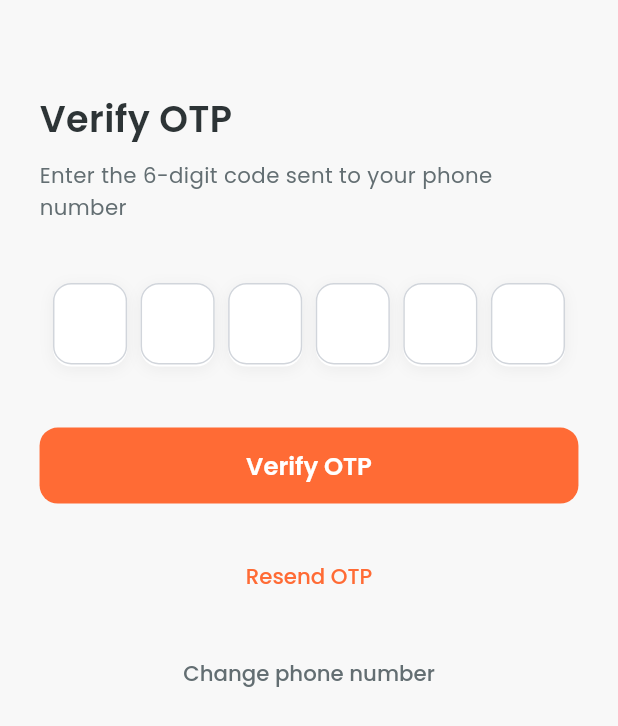
After one commit to Amit-Bajracharya/Mitho_deals, a Flutter app: the OtpVerificationPage screen opened directly, after a tap on "Resend OTP", on a phone screen of 412 x 824 dp. The commit adds this screen. Shown: the top 726 px of the screen. Run offline on Flutter 3.47's test engine with Material 3 defaults, Android fonts, the phone set to English and light mode, and no system bars; our stand-ins replace firebase_analytics, firebase_auth, firebase_core, flutter_bloc, flutter_screenutil, freezed_annotation and 3 more; accounts and stored records are empty.

Commit message:
feat: Implement phone authentication flow with OTP verification

```diff
--- a/lib/app/router.dart
+++ b/lib/app/router.dart
@@ -1,7 +1,9 @@
 import 'package:flutter/material.dart';
 import 'package:go_router/go_router.dart';
 import 'package:mitho_deals/core/constants/route_constants.dart';
+import 'package:mitho_deals/core/guards/auth_guard.dart';
 import 'package:mitho_deals/feature/auth/presentation/pages/login.dart';
+import 'package:mitho_deals/feature/auth/presentation/pages/phone_auth_pages.dart';
 import 'package:mitho_deals/feature/auth/presentation/pages/register_page.dart';
 import 'package:mitho_deals/feature/home/presentation/pages/home_page.dart';
 import 'package:mitho_deals/feature/introduction_screen/presentation/pages/introduction_page.dart';
@@ -31,7 +33,13 @@ class MyAppRouter {
       ),
       GoRoute(
         path: RouteConstants.home,
-        pageBuilder:(context, state) =>  MaterialPage(child: HomePage())
+        pageBuilder:(context, state) =>  MaterialPage(child: AuthGuard.protectRoute(context, HomePage()))
+      ),
+      GoRoute(path: RouteConstants.phone_auth,
+      pageBuilder: (context, state) => MaterialPage(child: PhoneAuthPage())
+      ),
+      GoRoute(path: RouteConstants.otp_verification,
+      //pageBuilder: (context, state) => MaterialPage(child: )
       )
     ],
   );
--- a/lib/core/constants/route_constants.dart
+++ b/lib/core/constants/route_constants.dart
@@ -3,4 +3,6 @@ class RouteConstants {
   static const String intro = '/introduction';
   static const String home = '/';
   static const String login = '/login';
+  static const String phone_auth = '/phone_auth';
+  static const String otp_verification = 'otp_verification';
 }
--- a/lib/feature/auth/presentation/pages/login.dart
+++ b/lib/feature/auth/presentation/pages/login.dart
@@ -104,7 +104,7 @@ class LoginPage extends StatelessWidget {
                 AuthHeaderWidget(
                   title: 'Mitho Deals',
                   subtitle: 'Find the best food deals in town',
-                  logoIcon: Icons.restaurant,
+
                 ),
 
                 SizedBox(height: 50.h),
--- /dev/null
+++ b/lib/feature/auth/presentation/pages/otp_verification_page.dart
@@ -0,0 +1,226 @@
+import 'package:flutter/material.dart';
+import 'package:flutter_bloc/flutter_bloc.dart';
+import 'package:flutter_screenutil/flutter_screenutil.dart';
+import 'package:mitho_deals/core/dependency_injection/service_locator.dart';
+import 'package:mitho_deals/feature/auth/presentation/bloc/auth_bloc.dart';
+import 'package:mitho_deals/feature/auth/presentation/bloc/auth_event.dart';
+import 'package:mitho_deals/feature/auth/presentation/bloc/auth_state.dart';
+import 'package:mitho_deals/feature/auth/presentation/widgets/otp_input_widget.dart';
+import 'package:mitho_deals/feature/auth/presentation/widgets/otp_title_widget.dart';
+import 'package:mitho_deals/feature/auth/presentation/widgets/otp_actions_widget.dart';
+
+class OtpVerificationPage extends StatefulWidget {
+  const OtpVerificationPage({super.key});
+
+  @override
+  State<OtpVerificationPage> createState() => _OtpVerificationPageState();
+}
+
+class _OtpVerificationPageState extends State<OtpVerificationPage> {
+  // 6 OTP controllers for 6 digits
+  final List<TextEditingController> _otpControllers = List.generate(
+    6,
+    (index) => TextEditingController(),
+  );
+
+  // Focus nodes for auto-advance
+  final List<FocusNode> _focusNodes = List.generate(
+    6,
+    (index) => FocusNode(),
+  );
+
+  bool _isLoading = false;
+  String? _verificationId;
+  String? _phoneNumber;
+
+  @override
+  void initState() {
+    super.initState();
+
+    // Get data from phone auth page
+    WidgetsBinding.instance.addPostFrameCallback((_) {
+      final args = ModalRoute.of(context)?.settings.arguments as Map<String, String>?;
+      if (args != null) {
+        setState(() {
+          _verificationId = args['verificationId'];
+          _phoneNumber = args['phoneNumber'];
+        });
+      }
+    });
+  }
+
+  @override
+  void dispose() {
+    // Clean up controllers and focus nodes
+    for (var controller in _otpControllers) {
+      controller.dispose();
+    }
+    for (var focusNode in _focusNodes) {
+      focusNode.dispose();
+    }
+    super.dispose();
+  }
+
+  @override
+  Widget build(BuildContext context) {
+    final authBloc = ServiceLocator.get<AuthBloc>();
+
+    return Scaffold(
+      backgroundColor: const Color(0xFFF8F8F8),
+      body: BlocProvider.value(
+        value: authBloc,
+        child: BlocListener<AuthBloc, AuthState>(
+          listener: (context, state) {
+            state.when(
+              initial: () {
+                setState(() => _isLoading = false);
+              },
+              loading: () {
+                setState(() => _isLoading = true);
+              },
+              authenticated: (user) {
+                setState(() => _isLoading = false);
+                // Navigate to home on success
+                Navigator.pushReplacementNamed(context, '/home');
+              },
+              unauthenticated: () {
+                setState(() => _isLoading = false);
+              },
+              error: (message) {
+                setState(() => _isLoading = false);
+                ScaffoldMessenger.of(context).showSnackBar(
+                  SnackBar(
+                    content: Text(message),
+                    backgroundColor: Colors.red,
+                  ),
+                );
+              },
+              phoneCodeSent: (verificationId, phoneNumber) {},
+              phoneVerificationLoading: () {
+                setState(() => _isLoading = true);
+              },
+            );
+          },
+          child: BlocBuilder<AuthBloc, AuthState>(
+            builder: (context, state) {
+              return _buildOtpForm();
+            },
+          ),
+        ),
+      ),
+    );
+  }
+
+  Widget _buildOtpForm() {
+    return SafeArea(
+      child: SingleChildScrollView(
+        padding: EdgeInsets.symmetric(horizontal: 24.w, vertical: 20.h),
+        child: Column(
+          crossAxisAlignment: CrossAxisAlignment.start,
+          children: [
+            SizedBox(height: 40.h),
+
+            // OTP Title Widget
+            OtpTitleWidget(
+              phoneNumber: _phoneNumber ?? 'your phone number',
+            ),
+
+            SizedBox(height: 40.h),
+
+            // OTP Input Fields
+            Row(
+              mainAxisAlignment: MainAxisAlignment.spaceEvenly,
+              children: List.generate(
+                6,
+                (index) => OtpInputWidget(
+                  controller: _otpControllers[index],
+                  focusNode: _focusNodes[index],
+                  isFirst: index == 0,
+                  isLast: index == 5,
+                  onChanged: (value) {
+                    _onOtpChanged(value, index);
+                  },
+                ),
+              ),
+            ),
+
+            SizedBox(height: 40.h),
+
+            // OTP Actions Widget
+            OtpActionsWidget(
+              isLoading: _isLoading,
+              onVerify: _verifyOTP,
+              onResend: _resendOTP,
+              onChangePhone: () {
+                Navigator.pushReplacementNamed(context, '/phone_auth');
+              },
+            ),
+          ],
+        ),
+      ),
+    );
+  }
+
+  void _onOtpChanged(String value, int index) {
+    // Auto-focus next field when digit entered
+    if (value.isNotEmpty && index < 5) {
+      _focusNodes[index].unfocus();
+      _focusNodes[index + 1].requestFocus();
+    }
+
+    // Auto-submit when all 6 digits are entered
+    if (value.isNotEmpty && index == 5) {
+      _verifyOTP();
+    }
+  }
+
+  void _verifyOTP() {
+    // Join all 6 digits
+    final otp = _otpControllers.map((controller) => controller.text).join();
+
+    if (otp.length == 6 && _verificationId != null) {
+      final authBloc = ServiceLocator.get<AuthBloc>();
+
+      authBloc.add(
+        AuthEvent.phoneCodeVerified(
+          verificationId: _verificationId!,
+          smsCode: otp,
+        ),
+      );
+    } else {
+      ScaffoldMessenger.of(context).showSnackBar(
+        const SnackBar(
+          content: Text('Please enter all 6 digits'),
+          backgroundColor: Colors.red,
+        ),
+      );
+    }
+  }
+
+  void _resendOTP() {
+    if (_phoneNumber != null) {
+      final authBloc = ServiceLocator.get<AuthBloc>();
+
+      authBloc.add(
+        AuthEvent.phoneVerificationRequested(
+          phoneNumber: _phoneNumber!,
+        ),
+      );
+
+      // Clear all OTP fields
+      for (var controller in _otpControllers) {
+        controller.clear();
+      }
+
+      // Focus first field
+      _focusNodes[0].requestFocus();
+
+      ScaffoldMessenger.of(context).showSnackBar(
+        const SnackBar(
+          content: Text('OTP sent successfully'),
+          backgroundColor: Colors.green,
+        ),
+      );
+    }
+  }
+}
--- a/lib/feature/auth/presentation/pages/register_page.dart
+++ b/lib/feature/auth/presentation/pages/register_page.dart
@@ -106,7 +106,7 @@ class RegisterPage extends StatelessWidget {
                 AuthHeaderWidget(
                   title: 'Create Account',
                   subtitle: 'Join Mitho Deals and find amazing food deals',
-                  logoIcon: Icons.restaurant,
+
                 ),
 
                 SizedBox(height: 40.h),
--- a/lib/feature/auth/presentation/widgets/auth_header_widget.dart
+++ b/lib/feature/auth/presentation/widgets/auth_header_widget.dart
@@ -5,13 +5,13 @@ import 'package:google_fonts/google_fonts.dart';
 class AuthHeaderWidget extends StatelessWidget {
   final String title;
   final String subtitle;
-  final IconData? logoIcon;
+
 
   const AuthHeaderWidget({
     super.key,
     required this.title,
     required this.subtitle,
-    this.logoIcon,
+
   });
 
   @override
@@ -23,7 +23,7 @@ class AuthHeaderWidget extends StatelessWidget {
           width: 80.w,
           height: 80.h,
           decoration: BoxDecoration(
-            color: const Color(0xFFFF6B35), // Orange color
+            color: Colors.white, // Orange color
             borderRadius: BorderRadius.circular(20.r),
             boxShadow: [
               BoxShadow(
@@ -33,11 +33,10 @@ class AuthHeaderWidget extends StatelessWidget {
               ),
             ],
           ),
-          child: Icon(
-            logoIcon ?? Icons.restaurant,
-            color: Colors.white,
-            size: 40,
-          ),
+          child: Padding(
+            padding: const EdgeInsets.all(8.0),
+            child: Image.asset('assets/images/main_logo.png'),
+          )
         ),
 
         SizedBox(height: 24.h),
--- /dev/null
+++ b/lib/feature/auth/presentation/widgets/otp_actions_widget.dart
@@ -0,0 +1,83 @@
+import 'package:flutter/material.dart';
+import 'package:flutter_screenutil/flutter_screenutil.dart';
+import 'package:google_fonts/google_fonts.dart';
+
+class OtpActionsWidget extends StatelessWidget {
+  final bool isLoading;
+  final VoidCallback onVerify;
+  final VoidCallback onResend;
+  final VoidCallback onChangePhone;
+
+  const OtpActionsWidget({
+    super.key,
+    required this.isLoading,
+    required this.onVerify,
+    required this.onResend,
+    required this.onChangePhone,
+  });
+
+  @override
+  Widget build(BuildContext context) {
+    return Column(
+      children: [
+        // Verify OTP Button
+        SizedBox(
+          width: double.infinity,
+          height: 50.h,
+          child: ElevatedButton(
+            onPressed: isLoading ? null : onVerify,
+            style: ElevatedButton.styleFrom(
+              backgroundColor: const Color(0xFFFF6B35),
+              foregroundColor: Colors.white,
+              shape: RoundedRectangleBorder(
+                borderRadius: BorderRadius.circular(12.r),
+              ),
+              elevation: 0,
+            ),
+            child: isLoading
+                ? const CircularProgressIndicator(color: Colors.white)
+                : Text(
+                    'Verify OTP',
+                    style: GoogleFonts.poppins(
+                      fontSize: 16.sp,
+                      fontWeight: FontWeight.w600,
+                    ),
+                  ),
+          ),
+        ),
+
+        SizedBox(height: 24.h),
+
+        // Resend OTP
+        Center(
+          child: TextButton(
+            onPressed: isLoading ? null : onResend,
+            child: Text(
+              'Resend OTP',
+              style: GoogleFonts.poppins(
+                fontSize: 14.sp,
+                color: const Color(0xFFFF6B35),
+              ),
+            ),
+          ),
+        ),
+
+        SizedBox(height: 16.h),
+
+        // Change Phone Number
+        Center(
+          child: TextButton(
+            onPressed: onChangePhone,
+            child: Text(
+              'Change phone number',
+              style: GoogleFonts.poppins(
+                fontSize: 14.sp,
+                color: const Color(0xFF636E72),
+              ),
+            ),
+          ),
+        ),
+      ],
+    );
+  }
+}
--- /dev/null
+++ b/lib/feature/auth/presentation/widgets/otp_input_widget.dart
@@ -0,0 +1,56 @@
+import 'package:flutter/material.dart';
+import 'package:flutter_screenutil/flutter_screenutil.dart';
+import 'package:google_fonts/google_fonts.dart';
+
+class OtpInputWidget extends StatelessWidget {
+  final TextEditingController controller;
+  final FocusNode focusNode;
+  final bool isFirst;
+  final bool isLast;
+  final Function(String)? onChanged;
+
+  const OtpInputWidget({
+    super.key,
+    required this.controller,
+    required this.focusNode,
+    this.isFirst = false,
+    this.isLast = false,
+    this.onChanged,
+  });
+
+  @override
+  Widget build(BuildContext context) {
+    return Container(
+      width: 45.w,
+      height: 55.h,
+      decoration: BoxDecoration(
+        color: Colors.white,
+        borderRadius: BorderRadius.circular(12.r),
+        boxShadow: [
+          BoxShadow(
+            color: Colors.black.withOpacity(0.05),
+            blurRadius: 8,
+            offset: const Offset(0, 2),
+          ),
+        ],
+      ),
+      child: TextFormField(
+        controller: controller,
+        focusNode: focusNode,
+        keyboardType: TextInputType.number,
+        textAlign: TextAlign.center,
+        maxLength: 1,
+        decoration: const InputDecoration(
+          border: InputBorder.none,
+          counterText: '',
+        ),
+        style: GoogleFonts.poppins(
+          fontSize: 20.sp,
+          fontWeight: FontWeight.w600,
+          color: const Color(0xFF2D3436),
+        ),
+        onChanged: onChanged,
+      ),
+    );
+  }
+}
--- /dev/null
+++ b/lib/feature/auth/presentation/widgets/otp_title_widget.dart
@@ -0,0 +1,39 @@
+import 'package:flutter/material.dart';
+import 'package:flutter_screenutil/flutter_screenutil.dart';
+import 'package:google_fonts/google_fonts.dart';
+
+class OtpTitleWidget extends StatelessWidget {
+  final String phoneNumber;
+
+  const OtpTitleWidget({
+    super.key,
+    required this.phoneNumber,
+  });
+
+  @override
+  Widget build(BuildContext context) {
+    return Column(
+      crossAxisAlignment: CrossAxisAlignment.start,
+      children: [
+        Text(
+          'Verify OTP',
+          style: GoogleFonts.poppins(
+            fontSize: 24.sp,
+            fontWeight: FontWeight.w600,
+            color: const Color(0xFF2D3436),
+          ),
+        ),
+
+        SizedBox(height: 8.h),
+
+        Text(
+          'Enter the 6-digit code sent to $phoneNumber',
+          style: GoogleFonts.poppins(
+            fontSize: 14.sp,
+            color: const Color(0xFF636E72),
+          ),
+        ),
+      ],
+    );
+  }
+}
--- a/lib/main.dart
+++ b/lib/main.dart
@@ -1,3 +1,4 @@
+import 'package:firebase_analytics/firebase_analytics.dart';
 import 'package:firebase_core/firebase_core.dart';
 import 'package:flutter/material.dart';
 import 'package:flutter_screenutil/flutter_screenutil.dart';
@@ -14,6 +15,8 @@ void main()  async {
 }
 
 class MyApp extends StatelessWidget {
+  static final FirebaseAnalytics analytics = FirebaseAnalytics.instance;
+  static final FirebaseAnalyticsObserver observer = FirebaseAnalyticsObserver(analytics: analytics);
   const MyApp({super.key});
 
   @override
@@ -33,6 +36,7 @@ class MyApp extends StatelessWidget {
           routeInformationParser: router.routeInformationParser,
           routerDelegate: router.routerDelegate,
           routeInformationProvider: router.routeInformationProvider,
+
         );
       },
     );
--- a/pubspec.yaml
+++ b/pubspec.yaml
@@ -47,6 +47,7 @@ dependencies:
   firebase_core: ^4.5.0
   firebase_auth: ^6.2.0
   cloud_firestore: ^6.1.3
+  firebase_analytics: ^12.1.3
 
 dev_dependencies:
   flutter_test:
```
Also changed, not shown: lib/core/guards/auth_guard.dart (added, +49 -0 lines), lib/feature/auth/presentation/pages/phone_auth_pages.dart (added, +170 -0 lines), pubspec.lock, 1 other file.
